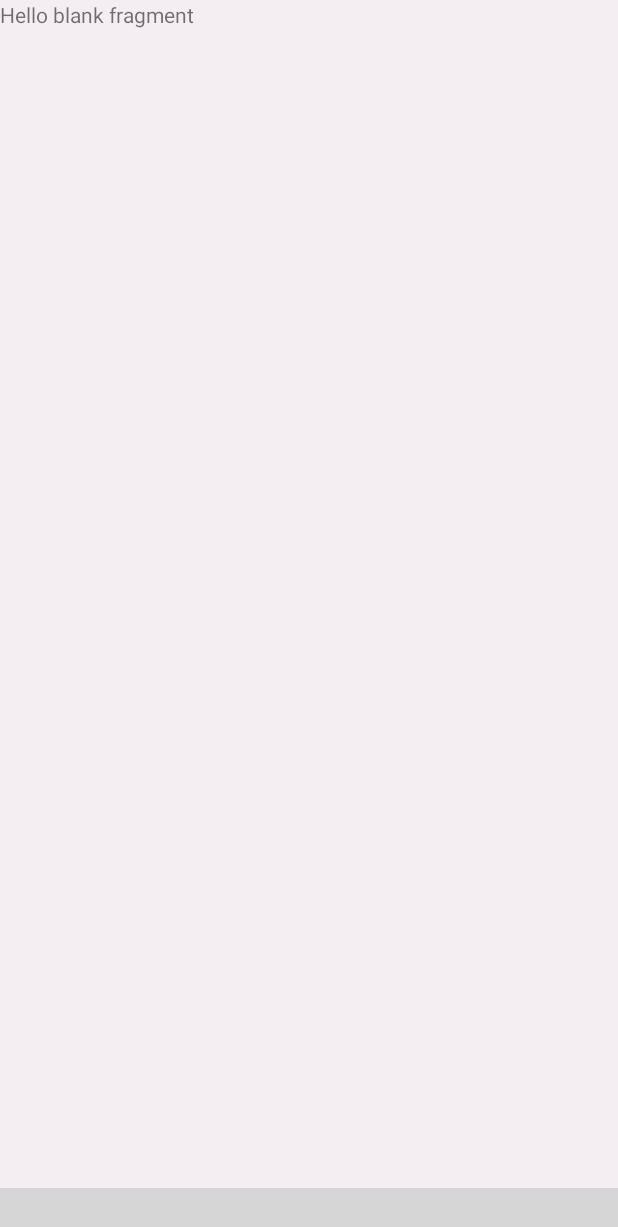
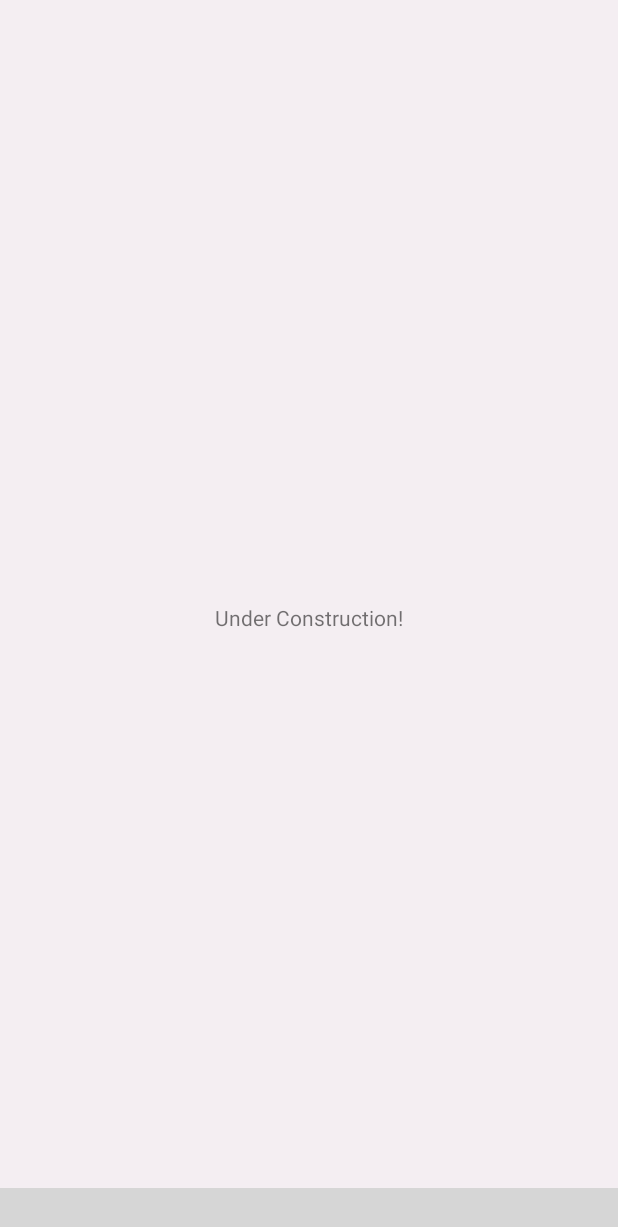
Before and after one commit to GalihWiyono/DressOnMe, an Android app: the fragment UserFragment placed in its activity, on a phone screen of 412 x 824 dp. Shown: the top 1227 px of the screen. Run offline under Robolectric (Android 15) with nearby library versions, the phone set to English and light mode, and no system bars; libraries missing offline, so code that uses them is left out: com.etebarian.meowbottomnavigation; plain views replace MeowBottomNavigation; 5 statements that could not run were skipped; grey boxes are pictures that could not be loaded.

Commit message:
Fragment Model, Camera, Result Added

```diff
--- a/app/src/main/java/com/capstone/dressonme/ui/MainActivity.kt
+++ b/app/src/main/java/com/capstone/dressonme/ui/MainActivity.kt
@@ -31,7 +31,7 @@ class MainActivity : AppCompatActivity() {
                     changeFragment(HomeFragment.newInstance())
                 }
                 1 -> {
-                    changeFragment(CameraFragment.newInstance())
+                    changeFragment(ModelFragment.newInstance())
                 }
                 2 -> {
                     changeFragment(UserFragment.newInstance())
--- /dev/null
+++ b/app/src/main/res/drawable/ic_forward.xml
@@ -0,0 +1,5 @@
+<vector android:autoMirrored="true" android:height="24dp"
+    android:tint="#FDF6F9" android:viewportHeight="24"
+    android:viewportWidth="24" android:width="24dp" xmlns:android="http://schemas.android.com/apk/res/android">
+    <path android:fillColor="@android:color/white" android:pathData="M6.23,20.23l1.77,1.77l10,-10l-10,-10l-1.77,1.77l8.23,8.23z"/>
+</vector>
--- a/app/src/main/res/layout/fragment_home.xml
+++ b/app/src/main/res/layout/fragment_home.xml
@@ -40,6 +40,7 @@
         android:layout_height="wrap_content"
         android:layout_marginStart="30dp"
         android:text="@string/account_gallery"
+        android:layout_marginTop="20dp"
         android:textSize="20sp"
         android:textStyle="bold" />
 
--- a/app/src/main/res/layout/fragment_user.xml
+++ b/app/src/main/res/layout/fragment_user.xml
@@ -1,5 +1,5 @@
 <?xml version="1.0" encoding="utf-8"?>
-<FrameLayout xmlns:android="http://schemas.android.com/apk/res/android"
+<LinearLayout xmlns:android="http://schemas.android.com/apk/res/android"
     xmlns:tools="http://schemas.android.com/tools"
     android:layout_width="match_parent"
     android:layout_height="match_parent"
@@ -8,6 +8,7 @@
     <TextView
         android:layout_width="match_parent"
         android:layout_height="match_parent"
-        android:text="@string/hello_blank_fragment" />
+        android:gravity="center"
+        android:text="Under Construction!" />
 
-</FrameLayout>
+</LinearLayout>
--- a/app/src/main/res/layout/item_gallery.xml
+++ b/app/src/main/res/layout/item_gallery.xml
@@ -9,7 +9,7 @@
 
     <ImageView
         android:id="@+id/image_gallery"
-        android:scaleType="fitXY"
+        android:scaleType="centerCrop"
         android:layout_width="150dp"
         android:layout_height="150dp"
         android:src="@drawable/kemejaijo"
--- a/app/src/main/res/values/themes.xml
+++ b/app/src/main/res/values/themes.xml
@@ -2,7 +2,7 @@
     <!-- Base application theme. -->
     <style name="Theme.DressOnMe" parent="Theme.MaterialComponents.DayNight.DarkActionBar">
         <!-- Primary brand color. -->
-        <item name="colorPrimary">@color/purple_500</item>
+        <item name="colorPrimary">@color/enable_icon_color</item>
         <item name="colorPrimaryVariant">@color/purple_700</item>
         <item name="colorOnPrimary">@color/white</item>
         <!-- Secondary brand color. -->
```
Also changed, not shown: app/src/main/java/com/capstone/dressonme/ui/CameraFragment.kt (deleted, +0 -25 lines), app/src/main/java/com/capstone/dressonme/ui/ModelFragment.kt (added, +40 -0 lines), app/src/main/res/layout/fragment_camera.xml (deleted, +0 -9 lines), app/src/main/res/layout/fragment_model.xml (added, +54 -0 lines).
